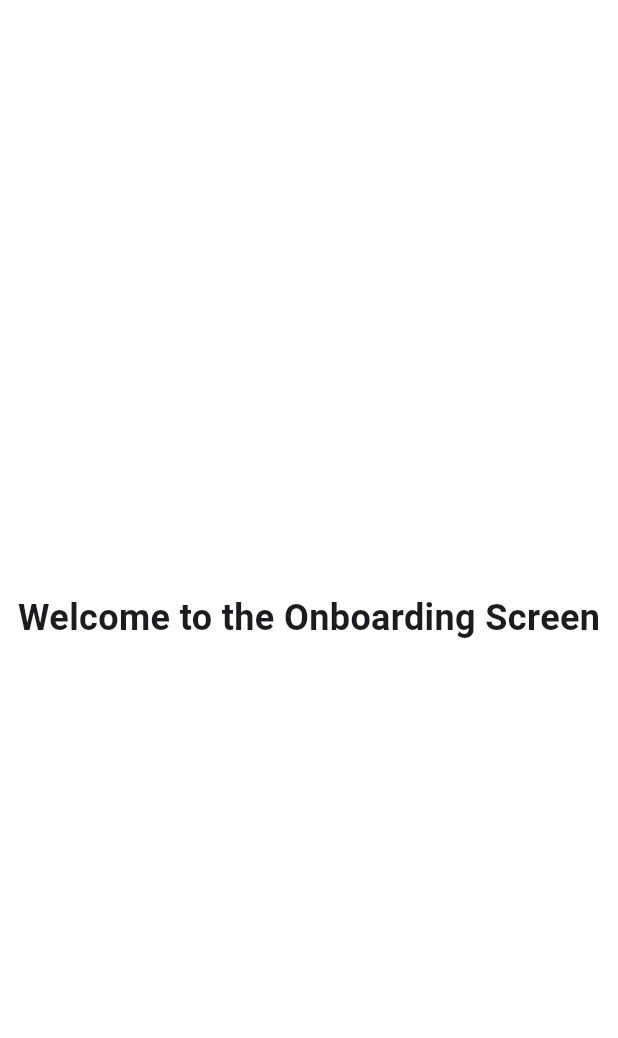
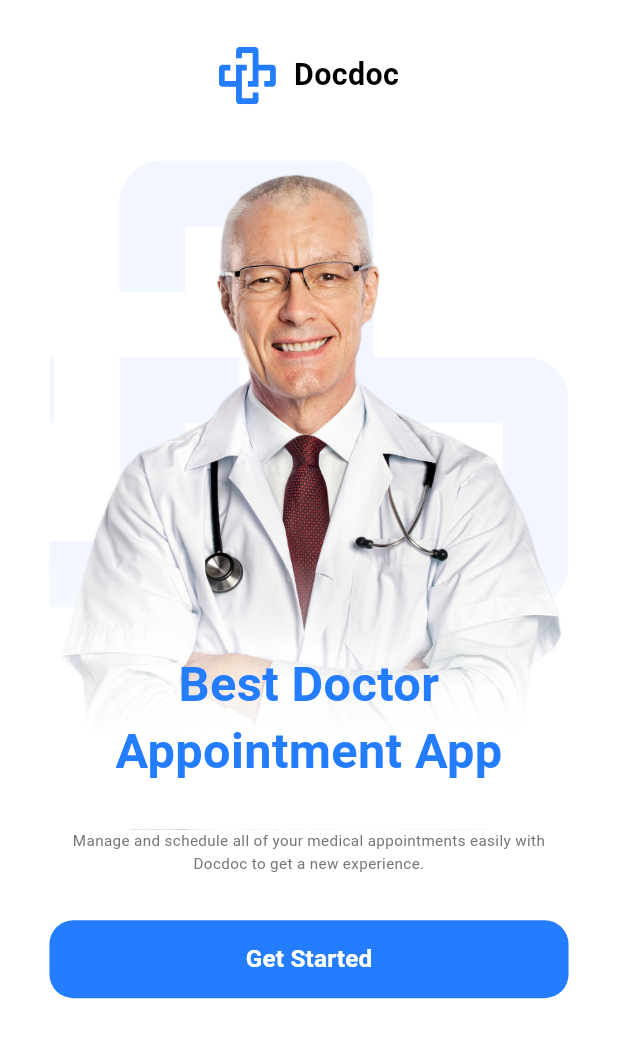
Before and after one commit to Sara-labib/doctor_app, a Flutter app: the screen it shows after launch, on a phone screen of 412 x 824 dp. Shown: the top 1038 px of the screen. Run offline on Flutter 3.47's test engine with Material 3 defaults, Android fonts, the phone set to English and light mode, and no system bars; our stand-ins replace flutter_screenutil, flutter_svg.

Commit message:
added images and svgs folder for assets added Navigation extensions added fontsize and font colors added onboarding screen

```diff
--- a/lib/core/routing/app_router.dart
+++ b/lib/core/routing/app_router.dart
@@ -1,13 +1,18 @@
 import 'package:doctor_app/core/routing/routes.dart';
-import 'package:doctor_app/features/login/ui/login_screen.dart';
+import 'package:doctor_app/features/login/ui/widgets/login_screen.dart';
 import 'package:doctor_app/features/onboarding/onboarding_screen.dart';
 import 'package:flutter/material.dart';
 
 class AppRouter {
   Route<dynamic> generateRoute(RouteSettings settings) {
+    // this arguments to be passed in any screen like this (arguments as ClassName)
+    final arguments = settings.arguments;
+
     switch (settings.name) {
       case Routes.onBoardingScreen:
-        return MaterialPageRoute(builder: (_) => const OnboardingScreen());
+        return MaterialPageRoute(builder: (_) => const OnboardingScreen(
+
+        ));
       case Routes.loginScreen:
         return MaterialPageRoute(builder: (_) => const LoginScreen());
       default:
--- /dev/null
+++ b/lib/core/theming/styles.dart
@@ -0,0 +1,24 @@
+import 'package:doctor_app/core/theming/colors.dart';
+import 'package:flutter/material.dart';
+import 'package:flutter_screenutil/flutter_screenutil.dart';
+
+class TextStyles {
+  static TextStyle font248Black700Weight = TextStyle(
+      fontSize: 20.sp, fontWeight: FontWeight.w700, color: Colors.black);
+
+  static TextStyle font328BlueBold = TextStyle(
+      fontSize: 32.sp,
+      fontWeight: FontWeight.bold,
+      color: ColorsManager.maimBlue);
+
+  static TextStyle font13GrayRegular = TextStyle(
+      fontSize: 10.sp,
+      fontWeight: FontWeight.normal,
+      color: ColorsManager.gray);
+
+
+       static TextStyle font16SemiBoldWhite = TextStyle(
+      fontSize: 16.sp,
+      fontWeight: FontWeight.w600,
+      color: Colors.white);
+}
--- a/lib/features/onboarding/onboarding_screen.dart
+++ b/lib/features/onboarding/onboarding_screen.dart
@@ -1,15 +1,42 @@
+import 'package:doctor_app/core/theming/styles.dart';
+import 'package:doctor_app/features/onboarding/widgets/doc_logo_and_name.dart';
+import 'package:doctor_app/features/onboarding/widgets/doctor_image_and_text.dart';
+import 'package:doctor_app/features/onboarding/widgets/get_started_button.dart';
 import 'package:flutter/material.dart';
+import 'package:flutter_screenutil/flutter_screenutil.dart';
 
 class OnboardingScreen extends StatelessWidget {
   const OnboardingScreen({super.key});
 
   @override
   Widget build(BuildContext context) {
-    return const Scaffold(
-      body: Center(
-        child: Text(
-          'Welcome to the Onboarding Screen',
-          style: TextStyle(fontSize: 24, fontWeight: FontWeight.bold),
+    return Scaffold(
+      body: SafeArea(
+        child: SingleChildScrollView(
+          child: Padding(
+            padding: EdgeInsets.only(top: 30.h, bottom: 30.h),
+            child: Padding(
+              padding: EdgeInsets.symmetric(horizontal: 30.w),
+              child: Column(
+                children: [
+                  const DocLogoAndName(),
+                  SizedBox(height: 30.h),
+                  const DoctorImageAndText(),
+                  Column(
+                    children: [
+                      Text(
+                        "Manage and schedule all of your medical appointments easily with Docdoc to get a new experience.",
+                        style: TextStyles.font13GrayRegular,
+                        textAlign: TextAlign.center,
+                      ),
+                      SizedBox(height: 30.h,),
+                      const GetStartedButton()
+                    ],
+                  )
+                ],
+              ),
+            ),
+          ),
         ),
       ),
     );
--- /dev/null
+++ b/lib/features/onboarding/widgets/doc_logo_and_name.dart
@@ -0,0 +1,23 @@
+import 'package:doctor_app/core/theming/styles.dart';
+import 'package:flutter/material.dart';
+import 'package:flutter_screenutil/flutter_screenutil.dart';
+import 'package:flutter_svg/svg.dart';
+
+class DocLogoAndName extends StatelessWidget {
+  const DocLogoAndName({super.key});
+
+  @override
+  Widget build(BuildContext context) {
+    return Row(
+      mainAxisAlignment: MainAxisAlignment.center,
+      children: [
+        SvgPicture.asset('assets/svgs/docdoc_logo.svg',),
+        SizedBox(width: 10.w),
+        Text(
+          'Docdoc',
+          style: TextStyles.font248Black700Weight,
+        )
+      ],
+    );
+  }
+}
--- /dev/null
+++ b/lib/features/onboarding/widgets/doctor_image_and_text.dart
@@ -0,0 +1,36 @@
+import 'package:doctor_app/core/theming/styles.dart';
+import 'package:flutter/material.dart';
+import 'package:flutter_svg/flutter_svg.dart';
+
+class DoctorImageAndText extends StatelessWidget {
+  const DoctorImageAndText({super.key});
+
+  @override
+  Widget build(BuildContext context) {
+    return Stack(
+      children: [
+        SvgPicture.asset('assets/svgs/docdoc_logo_low_opacity.svg'),
+        Container(
+          foregroundDecoration: BoxDecoration(
+            gradient: LinearGradient(
+              colors: [Colors.white, Colors.white.withOpacity(0.0)],
+              begin: Alignment.bottomCenter,
+              end: Alignment.topCenter,
+              stops: const [0.14, 0.4],
+            ),
+          ),
+          child: Image.asset('assets/images/onboarding_doctor.png'),
+        ),
+        Positioned(
+            bottom: 30,
+            left: 0,
+            right: 0,
+            child: Text(
+              "Best Doctor Appointment App",
+              style: TextStyles.font328BlueBold.copyWith(height: 1.4),
+              textAlign: TextAlign.center,
+            ))
+      ],
+    );
+  }
+}
--- /dev/null
+++ b/lib/features/onboarding/widgets/get_started_button.dart
@@ -0,0 +1,29 @@
+import 'package:doctor_app/core/helpers/extensions.dart';
+import 'package:doctor_app/core/routing/routes.dart';
+import 'package:doctor_app/core/theming/colors.dart';
+import 'package:doctor_app/core/theming/styles.dart';
+import 'package:flutter/material.dart';
+
+class GetStartedButton extends StatelessWidget {
+  const GetStartedButton({super.key});
+
+  @override
+  Widget build(BuildContext context) {
+    return TextButton(
+        onPressed: () {
+          context.PushNamed(Routes.loginScreen);
+        },
+        style: ButtonStyle(
+            backgroundColor: WidgetStateProperty.all(ColorsManager.maimBlue),
+            tapTargetSize: MaterialTapTargetSize.shrinkWrap,
+            minimumSize: WidgetStateProperty.all(
+              const Size(double.infinity, 52),
+            ),
+            shape: WidgetStateProperty.all(RoundedRectangleBorder(
+                borderRadius: BorderRadius.circular(16)))),
+        child: Text(
+          "Get Started",
+          style: TextStyles.font16SemiBoldWhite,
+        ));
+  }
+}
--- a/pubspec.yaml
+++ b/pubspec.yaml
@@ -52,8 +52,9 @@ flutter:
   uses-material-design: true
 
   # To add assets to your application, add an assets section, like this:
-  # assets:
-  #   - images/a_dot_burr.jpeg
+  assets:
+    - assets/images/
+    - assets/svgs/
   #   - images/a_dot_ham.jpeg
 
   # An image asset can refer to one or more resolution-specific "variants", see
```
Also changed, not shown: lib/core/helpers/extensions.dart (added, +16 -0 lines), assets/images/onboarding_doctor.png (added), assets/svgs/docdoc_logo.svg (added), assets/svgs/docdoc_logo_low_opacity.svg (added), lib/features/login/ui/widgets/login_screen.dart (renamed from lib/features/login/ui/login_screen.dart), 95 other files.
